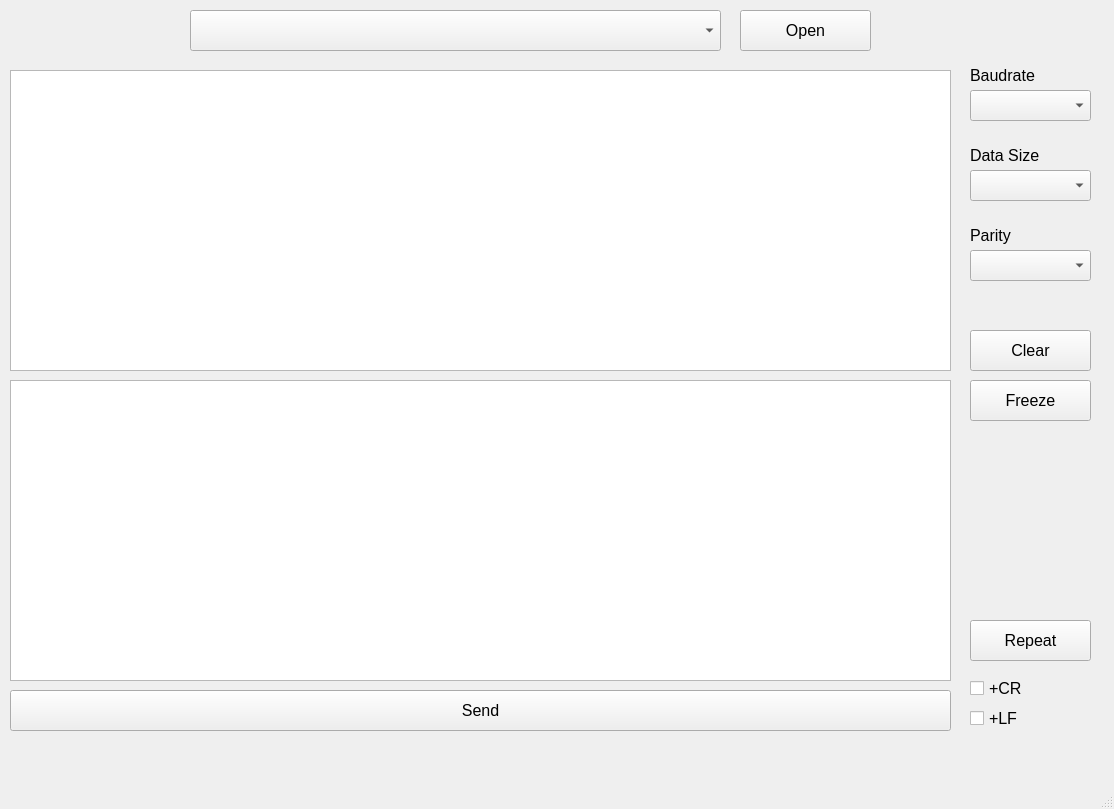
This is PyQT5 - GUI/serialSoftware.ui in edsonmatsuda/Python-Serial-Monitor as Qt 5 draws it before an edit. The edited form follows.
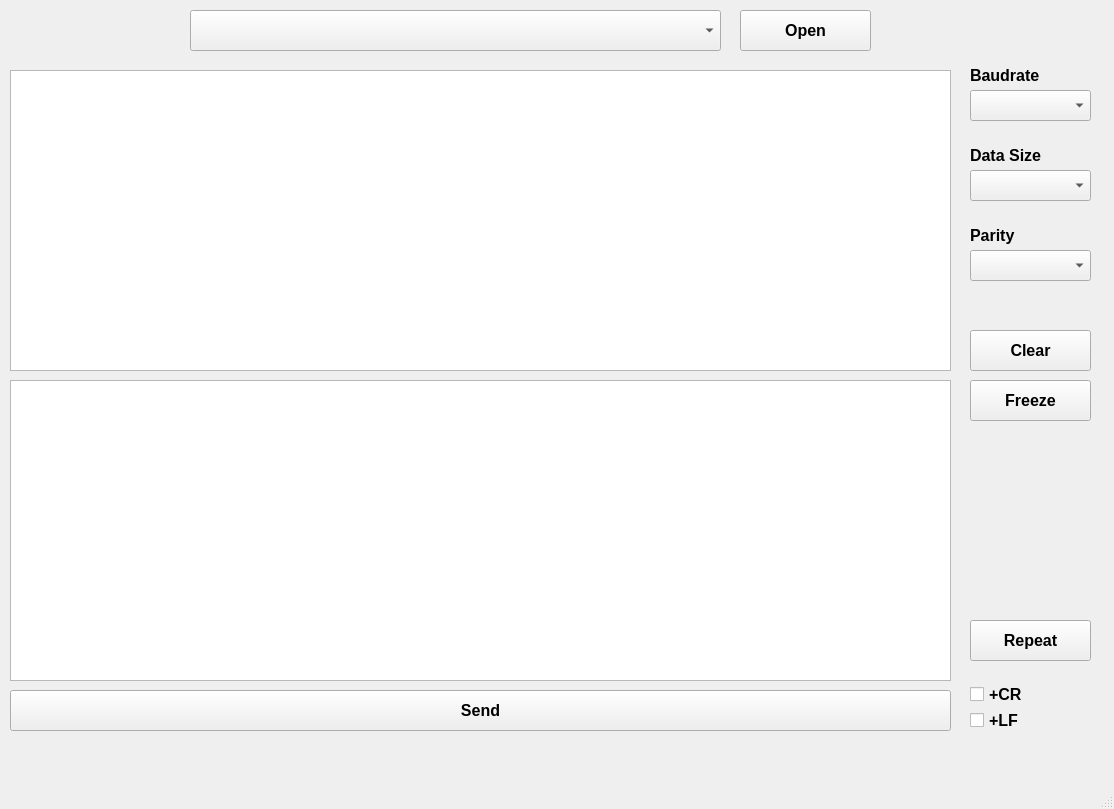
This is the edited form.

Patch:
```diff
--- a/PyQT5 - GUI/serialSoftware.ui
+++ b/PyQT5 - GUI/serialSoftware.ui
@@ -40,7 +40,10 @@
     </property>
     <property name="font">
      <font>
+      <family>Segoe UI</family>
       <pointsize>12</pointsize>
+      <weight>75</weight>
+      <bold>true</bold>
      </font>
     </property>
     <property name="text">
@@ -98,7 +101,10 @@
     </property>
     <property name="font">
      <font>
+      <family>Segoe UI</family>
       <pointsize>12</pointsize>
+      <weight>75</weight>
+      <bold>true</bold>
      </font>
     </property>
     <property name="text">
@@ -116,7 +122,10 @@
     </property>
     <property name="font">
      <font>
+      <family>Segoe UI</family>
       <pointsize>12</pointsize>
+      <weight>75</weight>
+      <bold>true</bold>
      </font>
     </property>
     <property name="text">
@@ -134,7 +143,10 @@
     </property>
     <property name="font">
      <font>
+      <family>Segoe UI</family>
       <pointsize>12</pointsize>
+      <weight>75</weight>
+      <bold>true</bold>
      </font>
     </property>
     <property name="text">
@@ -155,14 +167,17 @@
     <property name="geometry">
      <rect>
       <x>970</x>
-      <y>680</y>
+      <y>684</y>
       <width>81</width>
-      <height>16</height>
+      <height>20</height>
      </rect>
     </property>
     <property name="font">
      <font>
+      <family>Segoe UI</family>
       <pointsize>12</pointsize>
+      <weight>75</weight>
+      <bold>true</bold>
      </font>
     </property>
     <property name="text">
@@ -175,12 +190,15 @@
       <x>970</x>
       <y>710</y>
       <width>81</width>
-      <height>16</height>
+      <height>20</height>
      </rect>
     </property>
     <property name="font">
      <font>
+      <family>Segoe UI</family>
       <pointsize>12</pointsize>
+      <weight>75</weight>
+      <bold>true</bold>
      </font>
     </property>
     <property name="text">
@@ -198,7 +216,10 @@
     </property>
     <property name="font">
      <font>
+      <family>Segoe UI</family>
       <pointsize>12</pointsize>
+      <weight>75</weight>
+      <bold>true</bold>
      </font>
     </property>
     <property name="text">
@@ -216,7 +237,10 @@
     </property>
     <property name="font">
      <font>
+      <family>Segoe UI</family>
       <pointsize>12</pointsize>
+      <weight>75</weight>
+      <bold>true</bold>
      </font>
     </property>
     <property name="text">
@@ -234,7 +258,10 @@
     </property>
     <property name="font">
      <font>
+      <family>Segoe UI</family>
       <pointsize>12</pointsize>
+      <weight>75</weight>
+      <bold>true</bold>
      </font>
     </property>
     <property name="text">
@@ -252,7 +279,10 @@
     </property>
     <property name="font">
      <font>
+      <family>Segoe UI</family>
       <pointsize>12</pointsize>
+      <weight>75</weight>
+      <bold>true</bold>
      </font>
     </property>
     <property name="text">
```
Left out of the diff: 36 changed lines with no effect on the pictures.
